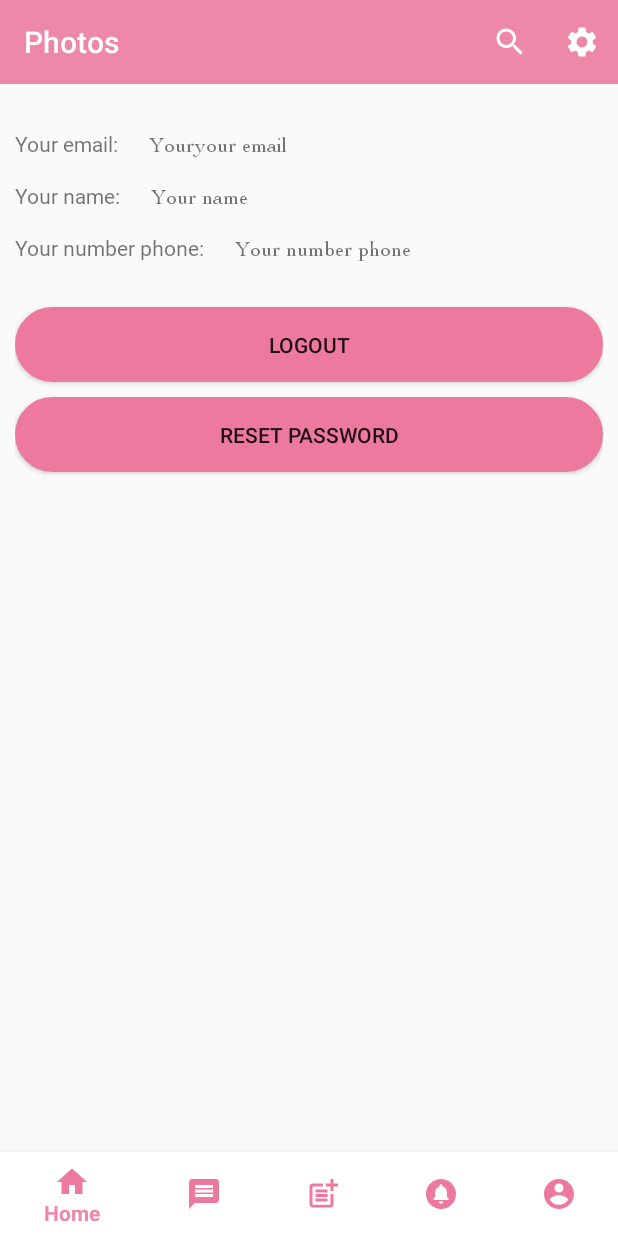
After one commit to thomttph09429/Photos, an Android app: the SettingFragment screen opened through its navigation route, on a phone screen of 412 x 824 dp. The commit adds this screen. Run offline under Robolectric (Android 15) with nearby library versions, the phone set to English and light mode, and no system bars; our stand-ins replace CircleImageView, Firebase (no records; nobody signed in at launch, a user with empty details on screens opened directly), Picasso, Shimmer, navigation-ui; 3 statements that could not run were skipped.

```diff
--- a/app/src/main/java/com/poly/photos/utils/adapter/PostAdapter.java
+++ b/app/src/main/java/com/poly/photos/utils/adapter/PostAdapter.java
@@ -61,7 +61,6 @@ public class PostAdapter extends RecyclerView.Adapter<PostAdapter.PostViewholder
 
         publisherInfor(holder.ivAvartar, holder.tvUserName, post.getPublisher());
 
-        Log.e("thah cong", "thânhhhhh" + post.getPostid());
 //       Navigation.createNavigateOnClickListener(R.id.action_home_to_action_comment).onClick(holder.iv_comment);
 //        Navigation.findNavController(view).navigate(R.id.action_home_to_action_comment, bundle);
 
@@ -72,7 +71,7 @@ public class PostAdapter extends RecyclerView.Adapter<PostAdapter.PostViewholder
             intent.putExtra("publisherId", post.getPublisher());
             context.startActivity(intent);
         });
-//
+
 
 
         getComment(post.getPostid(), holder.iv_comment);
--- /dev/null
+++ b/app/src/main/java/com/poly/photos/view/fragment/SettingFragment.java
@@ -0,0 +1,139 @@
+package com.poly.photos.view.fragment;
+
+import android.content.Intent;
+import android.graphics.drawable.ColorDrawable;
+import android.os.Bundle;
+
+import androidx.annotation.NonNull;
+import androidx.annotation.Nullable;
+import androidx.fragment.app.Fragment;
+import androidx.recyclerview.widget.GridLayoutManager;
+import androidx.recyclerview.widget.LinearLayoutManager;
+
+import android.util.Log;
+import android.view.Gravity;
+import android.view.LayoutInflater;
+import android.view.View;
+import android.view.ViewGroup;
+import android.view.Window;
+import android.view.WindowManager;
+import android.widget.Button;
+import android.widget.TextView;
+import android.widget.Toast;
+
+import com.google.android.gms.tasks.OnFailureListener;
+import com.google.android.gms.tasks.OnSuccessListener;
+import com.google.firebase.auth.FirebaseAuth;
+import com.google.firebase.auth.FirebaseUser;
+import com.google.firebase.database.DataSnapshot;
+import com.google.firebase.database.DatabaseError;
+import com.google.firebase.database.DatabaseReference;
+import com.google.firebase.database.FirebaseDatabase;
+import com.google.firebase.database.ValueEventListener;
+import com.google.firebase.firestore.FirebaseFirestore;
+import com.google.firebase.storage.FirebaseStorage;
+import com.poly.photos.R;
+import com.poly.photos.model.User;
+import com.poly.photos.utils.adapter.MyPhotoAdapter;
+import com.poly.photos.view.activity.LoginActivity;
+import com.poly.photos.view.dialog.ResetPwDialog;
+
+import java.util.ArrayList;
+
+
+public class SettingFragment extends Fragment implements View.OnClickListener {
+    private Button btnLogout, btnResetPw;
+    private TextView tvEmai, tvPhone, tvName, btnResendCode, tvMsg;
+    private View view;
+    private FirebaseAuth auth;
+
+    @Override
+    public View onCreateView(LayoutInflater inflater, ViewGroup container,
+                             Bundle savedInstanceState) {
+        if (view == null)
+            view = inflater.inflate(R.layout.fragment_setting, container, false);
+        return view;
+    }
+
+    @Override
+    public void onViewCreated(@NonNull View view, @Nullable Bundle savedInstanceState) {
+        super.onViewCreated(view, savedInstanceState);
+        initViews();
+        initAction();
+        showInfor();
+    }
+
+    public void initAction() {
+
+        auth = FirebaseAuth.getInstance();
+        btnLogout.setOnClickListener(this);
+        btnResetPw.setOnClickListener(this);
+    }
+
+    public void initViews() {
+        btnLogout = view.findViewById(R.id.btn_logout);
+        tvEmai = view.findViewById(R.id.tv_email);
+        tvName = view.findViewById(R.id.tv_name);
+        tvPhone = view.findViewById(R.id.tv_phone);
+        btnResetPw = view.findViewById(R.id.btn_reset);
+    }
+
+    @Override
+    public void onClick(View v) {
+        switch (v.getId()) {
+            case R.id.btn_reset:
+                ResetPwDialog dialog = new ResetPwDialog(getContext());
+                dialog.show();
+                break;
+            case R.id.btn_logout:
+                auth.signOut();
+                Intent intent = new Intent(getActivity(), LoginActivity.class);
+                startActivity(intent);
+                getActivity().finish();
+
+                break;
+            case R.id.tv_resend_code:
+//                FirebaseUser firebaseUser = auth.getCurrentUser();
+//                firebaseUser.sendEmailVerification().addOnSuccessListener(new OnSuccessListener<Void>() {
+//                    @Override
+//                    public void onSuccess(Void aVoid) {
+//                        Toast.makeText(v.getContext(), "Verification email has been sent", Toast.LENGTH_LONG).show();
+//                    }
+//                }).addOnFailureListener(new OnFailureListener() {
+//                    @Override
+//                    public void onFailure(@NonNull Exception e) {
+//                        Log.e("Reristor", "Onfailure: Email not sent" + e.getMessage());
+//                    }
+//                });
+//                break;
+            default:
+                break;
+        }
+    }
+    public void showInfor() {
+        if (auth.getCurrentUser()!=null){
+
+//            if (!firebaseUser.isEmailVerified()) {
+//                btnResendCode.setVisibility(View.VISIBLE);
+//                tvMsg.setVisibility(View.VISIBLE);
+//            }
+            DatabaseReference ref = FirebaseDatabase.getInstance().getReference("users").child(auth.getCurrentUser().getUid());
+            ref.addValueEventListener(new ValueEventListener() {
+                @Override
+                public void onDataChange(@NonNull DataSnapshot snapshot) {
+                    User user= snapshot.getValue(User.class);
+                    tvName.setText(user.getName());
+                    tvEmai.setText(user.getEmail());
+                    tvPhone.setText(user.getPhone());
+                }
+
+                @Override
+                public void onCancelled(@NonNull DatabaseError error) {
+
+                }
+            });
+        }
+
+
+    }
+}
--- a/app/src/main/res/layout/dialog_post.xml
+++ b/app/src/main/res/layout/dialog_post.xml
@@ -57,7 +57,7 @@
                 android:visibility="gone"
                 android:id="@+id/iv_photo"
                 android:layout_width="match_parent"
-                android:layout_height="400dp"
+                android:layout_height="500dp"
                 android:maxHeight="350dp"
                 />
 
--- /dev/null
+++ b/app/src/main/res/layout/fragment_setting.xml
@@ -0,0 +1,96 @@
+<?xml version="1.0" encoding="utf-8"?>
+<LinearLayout xmlns:android="http://schemas.android.com/apk/res/android"
+    xmlns:tools="http://schemas.android.com/tools"
+    android:layout_width="match_parent"
+    android:layout_height="match_parent"
+    android:orientation="vertical"
+    android:padding="10dp"
+    tools:context=".view.fragment.SettingFragment">
+
+
+    <LinearLayout
+        android:layout_width="match_parent"
+        android:layout_height="wrap_content"
+        android:layout_marginTop="20dp"
+        android:orientation="horizontal">
+
+        <TextView
+            android:layout_width="wrap_content"
+            android:layout_height="wrap_content"
+            android:fontFamily="@font/arial_bold"
+            android:text="Your email:" />
+
+        <TextView
+            android:id="@+id/tv_email"
+            android:layout_width="wrap_content"
+            android:layout_height="wrap_content"
+            android:layout_marginLeft="20dp"
+            android:fontFamily="@font/cochin"
+            android:text="Youryour email" />
+    </LinearLayout>
+
+
+    <LinearLayout
+        android:layout_width="match_parent"
+        android:layout_height="wrap_content"
+        android:layout_marginTop="15dp"
+        android:orientation="horizontal">
+
+        <TextView
+
+            android:layout_width="wrap_content"
+            android:layout_height="wrap_content"
+            android:fontFamily="@font/arial_bold"
+            android:text="Your name:" />
+
+        <TextView
+            android:id="@+id/tv_name"
+            android:layout_width="wrap_content"
+            android:layout_height="wrap_content"
+            android:layout_marginLeft="20dp"
+            android:fontFamily="@font/cochin"
+            android:text="Your name" />
+    </LinearLayout>
+
+    <LinearLayout
+        android:layout_width="match_parent"
+        android:layout_height="wrap_content"
+        android:layout_marginTop="15dp"
+        android:orientation="horizontal">
+
+        <TextView
+
+            android:layout_width="wrap_content"
+            android:layout_height="wrap_content"
+            android:fontFamily="@font/arial_bold"
+            android:text="Your number phone:" />
+
+        <TextView
+            android:id="@+id/tv_phone"
+            android:layout_width="wrap_content"
+            android:layout_height="wrap_content"
+            android:layout_marginLeft="20dp"
+            android:fontFamily="@font/cochin"
+            android:text="Your number phone" />
+    </LinearLayout>
+
+
+    <Button
+        android:id="@+id/btn_logout"
+        android:layout_width="match_parent"
+        android:layout_height="wrap_content"
+        android:layout_gravity="center"
+        android:layout_marginTop="30dp"
+        android:background="@drawable/button_circle"
+        android:text="Logout" />
+
+    <Button
+        android:id="@+id/btn_reset"
+        android:layout_width="match_parent"
+        android:layout_height="wrap_content"
+        android:layout_marginTop="10dp"
+        android:background="@drawable/button_circle"
+        android:text="Reset password" />
+
+
+</LinearLayout>
--- a/app/src/main/res/layout/post_item.xml
+++ b/app/src/main/res/layout/post_item.xml
@@ -57,7 +57,7 @@
             <ImageView
                 android:id="@+id/iv_photo"
                 android:layout_width="match_parent"
-                android:layout_height="400dp" />
+                android:layout_height="500dp" />
         </LinearLayout>
 
         <LinearLayout
@@ -79,7 +79,6 @@
                 android:layout_marginLeft="4dp"
                 android:layout_width="30sp"
                 android:layout_height="25dp"
-                android:text="10"
                 />
 
             <ImageView
@@ -93,7 +92,6 @@
                 android:layout_marginLeft="4dp"
                 android:layout_width="30sp"
                 android:layout_height="25dp"
-                android:text="10"
                 />
             <ImageView
                 android:id="@+id/iv_comment"
@@ -106,7 +104,6 @@
                 android:layout_marginLeft="4dp"
                 android:layout_width="30sp"
                 android:layout_height="25dp"
-                android:text="10"
                 />
 
             <ImageView
--- a/app/src/main/res/navigation/main_nav.xml
+++ b/app/src/main/res/navigation/main_nav.xml
@@ -69,5 +69,11 @@
         app:destination="@+id/action_home"
         />
     </fragment>
+    <fragment
+        android:id="@+id/action_setting"
+        android:name="com.poly.photos.view.fragment.SettingFragment"
+        android:label="fragment_setting"
+        tools:layout="@layout/fragment_setting">
 
+    </fragment>
 </navigation>
```
Also changed, not shown: app/src/main/java/com/poly/photos/MainActivity.java (+8 -1 lines), app/src/main/java/com/poly/photos/utils/adapter/MyPhotoAdapter.java (added, +59 -0 lines), app/src/main/java/com/poly/photos/view/dialog/ResetPwDialog.java (+19 -3 lines), app/src/main/java/com/poly/photos/view/fragment/AccountFragment.java (+83 -88 lines), app/src/main/res/layout/fragment_account.xml (+9 -87 lines), app/src/main/res/layout/photo_item.xml (added, +15 -0 lines).
